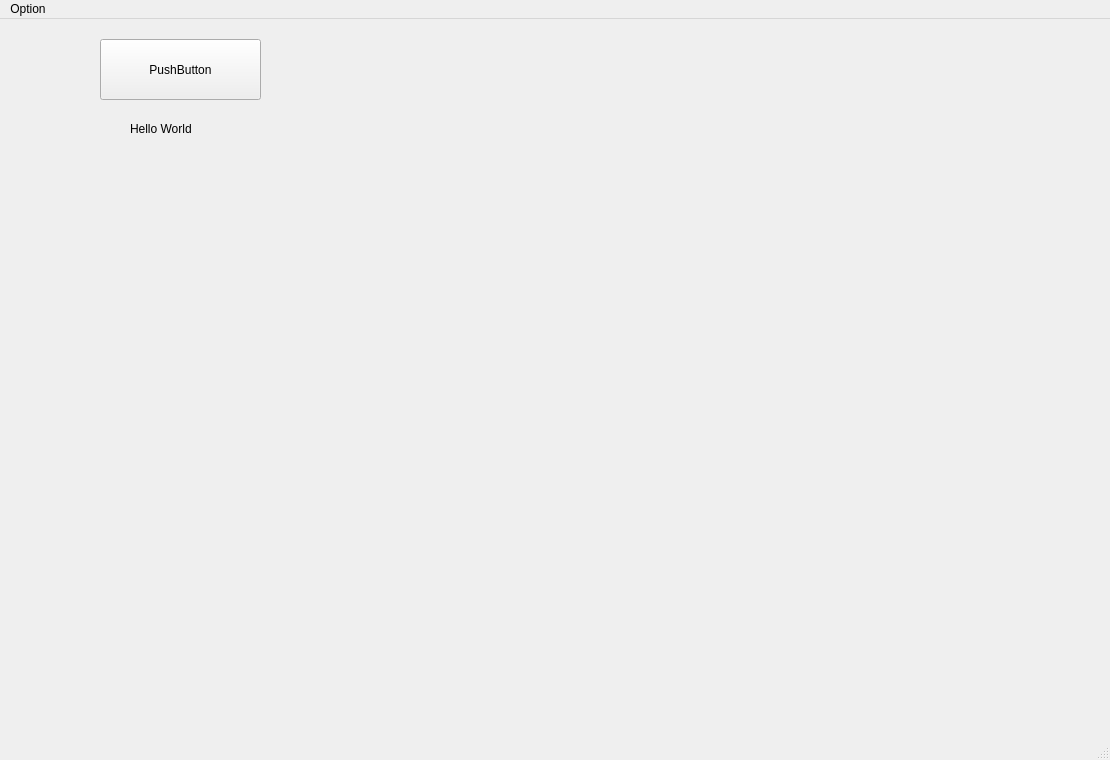
The window that Controls/GUI.ui (LoicBoileau/Projet-S4---Robot-Delta) describes before a commit, drawn with Qt 5.
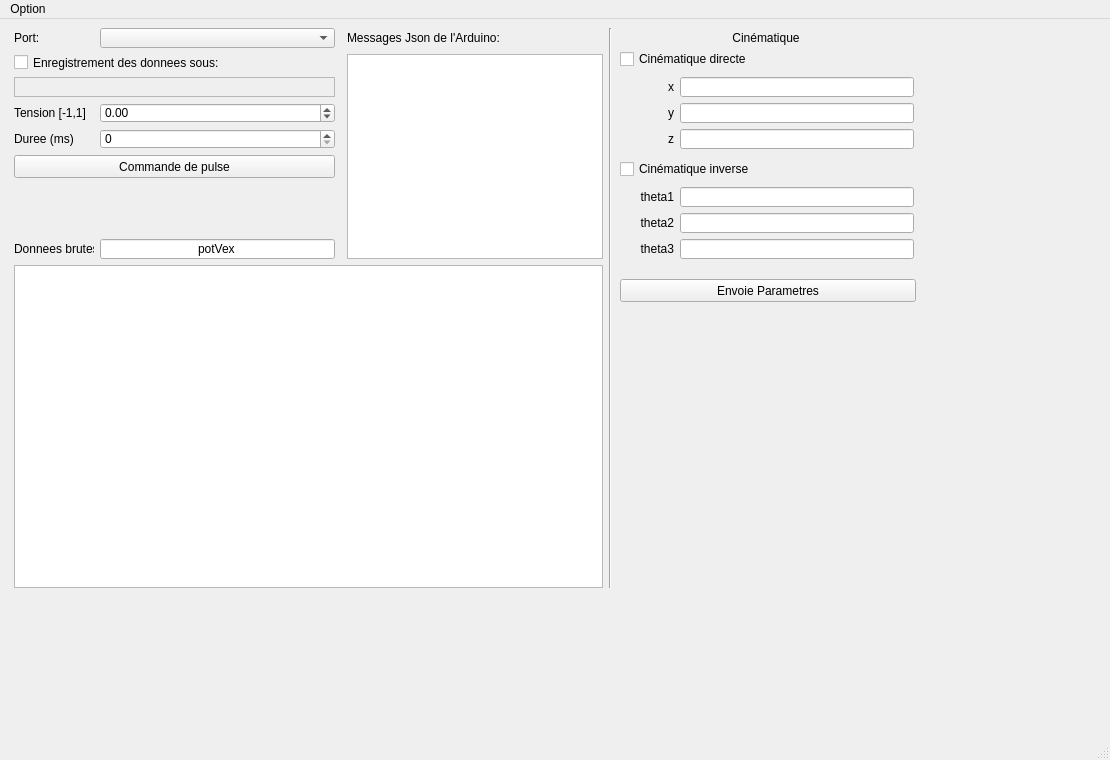
The same window after the commit. Custom widgets are drawn as their Qt base class.

```diff
--- a/Controls/GUI.ui
+++ b/Controls/GUI.ui
@@ -17,30 +17,446 @@
    <string>MainWindow</string>
   </property>
   <widget class="QWidget" name="centralwidget">
-   <widget class="QPushButton" name="pushButton">
+   <widget class="Line" name="line">
     <property name="geometry">
      <rect>
+      <x>341</x>
+      <y>201</y>
+      <width>0</width>
+      <height>0</height>
+     </rect>
+    </property>
+    <property name="orientation">
+     <enum>Qt::Horizontal</enum>
+    </property>
+   </widget>
+   <widget class="QLabel" name="label_x">
+    <property name="geometry">
+     <rect>
+      <x>618</x>
+      <y>58</y>
+      <width>56</width>
+      <height>20</height>
+     </rect>
+    </property>
+    <property name="text">
+     <string>x</string>
+    </property>
+    <property name="alignment">
+     <set>Qt::AlignRight|Qt::AlignTrailing|Qt::AlignVCenter</set>
+    </property>
+   </widget>
+   <widget class="QLabel" name="label_6">
+    <property name="geometry">
+     <rect>
+      <x>618</x>
+      <y>9</y>
+      <width>296</width>
+      <height>20</height>
+     </rect>
+    </property>
+    <property name="text">
+     <string>Cinématique</string>
+    </property>
+    <property name="alignment">
+     <set>Qt::AlignCenter</set>
+    </property>
+   </widget>
+   <widget class="QLabel" name="label_5">
+    <property name="geometry">
+     <rect>
+      <x>14</x>
+      <y>9</y>
+      <width>80</width>
+      <height>20</height>
+     </rect>
+    </property>
+    <property name="text">
+     <string>Port:</string>
+    </property>
+   </widget>
+   <widget class="QPushButton" name="pushButton_Params">
+    <property name="geometry">
+     <rect>
+      <x>620</x>
+      <y>260</y>
+      <width>296</width>
+      <height>23</height>
+     </rect>
+    </property>
+    <property name="text">
+     <string>Envoie Parametres</string>
+    </property>
+   </widget>
+   <widget class="QLineEdit" name="JsonKey">
+    <property name="geometry">
+     <rect>
       <x>100</x>
-      <y>20</y>
-      <width>161</width>
-      <height>61</height>
+      <y>220</y>
+      <width>235</width>
+      <height>20</height>
      </rect>
     </property>
     <property name="text">
-     <string>PushButton</string>
+     <string>potVex</string>
     </property>
+    <property name="alignment">
+     <set>Qt::AlignCenter</set>
+    </property>
    </widget>
-   <widget class="QLabel" name="lbl_HelloWorld">
+   <widget class="QPushButton" name="pulseButton">
     <property name="geometry">
      <rect>
-      <x>130</x>
-      <y>100</y>
-      <width>111</width>
+      <x>14</x>
+      <y>136</y>
+      <width>321</width>
+      <height>23</height>
+     </rect>
+    </property>
+    <property name="text">
+     <string>Commande de pulse</string>
+    </property>
+   </widget>
+   <widget class="QDoubleSpinBox" name="PWMBox">
+    <property name="geometry">
+     <rect>
+      <x>100</x>
+      <y>84</y>
+      <width>235</width>
       <height>20</height>
      </rect>
     </property>
+    <property name="minimum">
+     <double>-1.000000000000000</double>
+    </property>
+    <property name="maximum">
+     <double>1.000000000000000</double>
+    </property>
+    <property name="singleStep">
+     <double>0.100000000000000</double>
+    </property>
+   </widget>
+   <widget class="QComboBox" name="comboBoxPort">
+    <property name="geometry">
+     <rect>
+      <x>100</x>
+      <y>9</y>
+      <width>235</width>
+      <height>20</height>
+     </rect>
+    </property>
+   </widget>
+   <widget class="QLineEdit" name="lineEdit_x">
+    <property name="geometry">
+     <rect>
+      <x>680</x>
+      <y>58</y>
+      <width>234</width>
+      <height>20</height>
+     </rect>
+    </property>
+   </widget>
+   <widget class="QLabel" name="label_y">
+    <property name="geometry">
+     <rect>
+      <x>618</x>
+      <y>84</y>
+      <width>56</width>
+      <height>20</height>
+     </rect>
+    </property>
     <property name="text">
-     <string>Hello World</string>
+     <string>y</string>
+    </property>
+    <property name="alignment">
+     <set>Qt::AlignRight|Qt::AlignTrailing|Qt::AlignVCenter</set>
+    </property>
+   </widget>
+   <widget class="QLabel" name="label_2">
+    <property name="geometry">
+     <rect>
+      <x>14</x>
+      <y>110</y>
+      <width>80</width>
+      <height>20</height>
+     </rect>
+    </property>
+    <property name="text">
+     <string>Duree (ms)</string>
+    </property>
+   </widget>
+   <widget class="QLabel" name="label_4">
+    <property name="geometry">
+     <rect>
+      <x>347</x>
+      <y>9</y>
+      <width>256</width>
+      <height>20</height>
+     </rect>
+    </property>
+    <property name="text">
+     <string>Messages Json de l'Arduino:</string>
+    </property>
+    <property name="alignment">
+     <set>Qt::AlignLeading|Qt::AlignLeft|Qt::AlignVCenter</set>
+    </property>
+   </widget>
+   <widget class="QChartView" name="graph">
+    <property name="geometry">
+     <rect>
+      <x>14</x>
+      <y>246</y>
+      <width>589</width>
+      <height>323</height>
+     </rect>
+    </property>
+   </widget>
+   <widget class="Line" name="line_3">
+    <property name="geometry">
+     <rect>
+      <x>609</x>
+      <y>9</y>
+      <width>3</width>
+      <height>560</height>
+     </rect>
+    </property>
+    <property name="orientation">
+     <enum>Qt::Vertical</enum>
+    </property>
+   </widget>
+   <widget class="QLabel" name="label_pathCSV">
+    <property name="geometry">
+     <rect>
+      <x>14</x>
+      <y>58</y>
+      <width>321</width>
+      <height>20</height>
+     </rect>
+    </property>
+    <property name="frameShape">
+     <enum>QFrame::StyledPanel</enum>
+    </property>
+    <property name="text">
+     <string/>
+    </property>
+    <property name="textFormat">
+     <enum>Qt::AutoText</enum>
+    </property>
+   </widget>
+   <widget class="QLineEdit" name="lineEdit_z">
+    <property name="geometry">
+     <rect>
+      <x>680</x>
+      <y>110</y>
+      <width>234</width>
+      <height>20</height>
+     </rect>
+    </property>
+   </widget>
+   <widget class="QLabel" name="label_3">
+    <property name="geometry">
+     <rect>
+      <x>14</x>
+      <y>220</y>
+      <width>80</width>
+      <height>20</height>
+     </rect>
+    </property>
+    <property name="text">
+     <string>Donnees brutes:</string>
+    </property>
+   </widget>
+   <widget class="QLabel" name="label_z">
+    <property name="geometry">
+     <rect>
+      <x>618</x>
+      <y>110</y>
+      <width>56</width>
+      <height>20</height>
+     </rect>
+    </property>
+    <property name="text">
+     <string>z</string>
+    </property>
+    <property name="alignment">
+     <set>Qt::AlignRight|Qt::AlignTrailing|Qt::AlignVCenter</set>
+    </property>
+   </widget>
+   <widget class="QLabel" name="label">
+    <property name="geometry">
+     <rect>
+      <x>14</x>
+      <y>84</y>
+      <width>80</width>
+      <height>20</height>
+     </rect>
+    </property>
+    <property name="text">
+     <string>Tension [-1,1]</string>
+    </property>
+   </widget>
+   <widget class="QLineEdit" name="lineEdit_y">
+    <property name="geometry">
+     <rect>
+      <x>680</x>
+      <y>84</y>
+      <width>234</width>
+      <height>20</height>
+     </rect>
+    </property>
+   </widget>
+   <widget class="QCheckBox" name="checkBox">
+    <property name="geometry">
+     <rect>
+      <x>14</x>
+      <y>35</y>
+      <width>321</width>
+      <height>17</height>
+     </rect>
+    </property>
+    <property name="text">
+     <string>Enregistrement des donnees sous:</string>
+    </property>
+   </widget>
+   <widget class="QTextBrowser" name="textBrowser">
+    <property name="geometry">
+     <rect>
+      <x>347</x>
+      <y>35</y>
+      <width>256</width>
+      <height>205</height>
+     </rect>
+    </property>
+    <property name="font">
+     <font>
+      <pointsize>9</pointsize>
+     </font>
+    </property>
+   </widget>
+   <widget class="QSpinBox" name="DurationBox">
+    <property name="geometry">
+     <rect>
+      <x>100</x>
+      <y>110</y>
+      <width>235</width>
+      <height>20</height>
+     </rect>
+    </property>
+    <property name="keyboardTracking">
+     <bool>false</bool>
+    </property>
+    <property name="minimum">
+     <number>0</number>
+    </property>
+    <property name="maximum">
+     <number>5000</number>
+    </property>
+    <property name="singleStep">
+     <number>25</number>
+    </property>
+   </widget>
+   <widget class="QCheckBox" name="checkBox_cinDir">
+    <property name="geometry">
+     <rect>
+      <x>620</x>
+      <y>30</y>
+      <width>291</width>
+      <height>20</height>
+     </rect>
+    </property>
+    <property name="text">
+     <string>Cinématique directe</string>
+    </property>
+   </widget>
+   <widget class="QLineEdit" name="lineEdit_theta1">
+    <property name="geometry">
+     <rect>
+      <x>680</x>
+      <y>168</y>
+      <width>234</width>
+      <height>20</height>
+     </rect>
+    </property>
+   </widget>
+   <widget class="QLabel" name="label_theta2">
+    <property name="geometry">
+     <rect>
+      <x>618</x>
+      <y>194</y>
+      <width>56</width>
+      <height>20</height>
+     </rect>
+    </property>
+    <property name="text">
+     <string>theta2</string>
+    </property>
+    <property name="alignment">
+     <set>Qt::AlignRight|Qt::AlignTrailing|Qt::AlignVCenter</set>
+    </property>
+   </widget>
+   <widget class="QLabel" name="label_theta3">
+    <property name="geometry">
+     <rect>
+      <x>618</x>
+      <y>220</y>
+      <width>56</width>
+      <height>20</height>
+     </rect>
+    </property>
+    <property name="text">
+     <string>theta3</string>
+    </property>
+    <property name="alignment">
+     <set>Qt::AlignRight|Qt::AlignTrailing|Qt::AlignVCenter</set>
+    </property>
+   </widget>
+   <widget class="QLineEdit" name="lineEdit_theta2">
+    <property name="geometry">
+     <rect>
+      <x>680</x>
+      <y>194</y>
+      <width>234</width>
+      <height>20</height>
+     </rect>
+    </property>
+   </widget>
+   <widget class="QLabel" name="label_theta1">
+    <property name="geometry">
+     <rect>
+      <x>618</x>
+      <y>168</y>
+      <width>56</width>
+      <height>20</height>
+     </rect>
+    </property>
+    <property name="text">
+     <string>theta1</string>
+    </property>
+    <property name="alignment">
+     <set>Qt::AlignRight|Qt::AlignTrailing|Qt::AlignVCenter</set>
+    </property>
+   </widget>
+   <widget class="QLineEdit" name="lineEdit_theta3">
+    <property name="geometry">
+     <rect>
+      <x>680</x>
+      <y>220</y>
+      <width>234</width>
+      <height>20</height>
+     </rect>
+    </property>
+   </widget>
+   <widget class="QCheckBox" name="checkBox_cinInv">
+    <property name="geometry">
+     <rect>
+      <x>620</x>
+      <y>140</y>
+      <width>291</width>
+      <height>20</height>
+     </rect>
+    </property>
+    <property name="text">
+     <string>Cinématique inverse</string>
     </property>
    </widget>
   </widget>
@@ -62,6 +478,13 @@
   </widget>
   <widget class="QStatusBar" name="statusbar"/>
  </widget>
+ <customwidgets>
+  <customwidget>
+   <class>QChartView</class>
+   <extends>QGraphicsView</extends>
+   <header location="global">QtCharts</header>
+  </customwidget>
+ </customwidgets>
  <resources/>
  <connections/>
 </ui>
```
Left out of the diff: 2 changed lines with no effect on the pictures.
